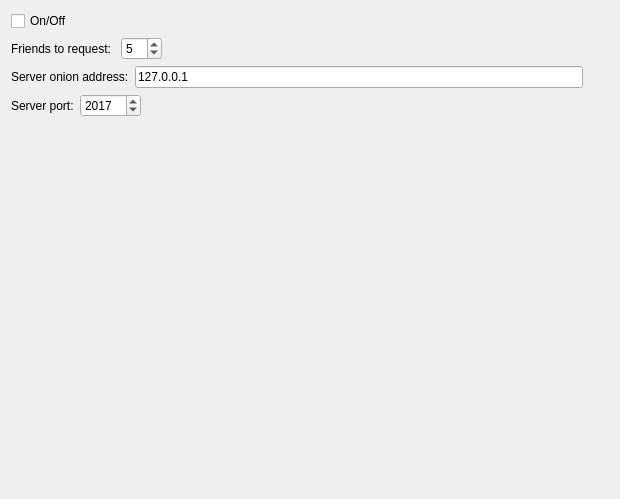
RetroShare/RetroShare, file retroshare-gui/src/gui/FriendServerControl.ui: the form before one commit.
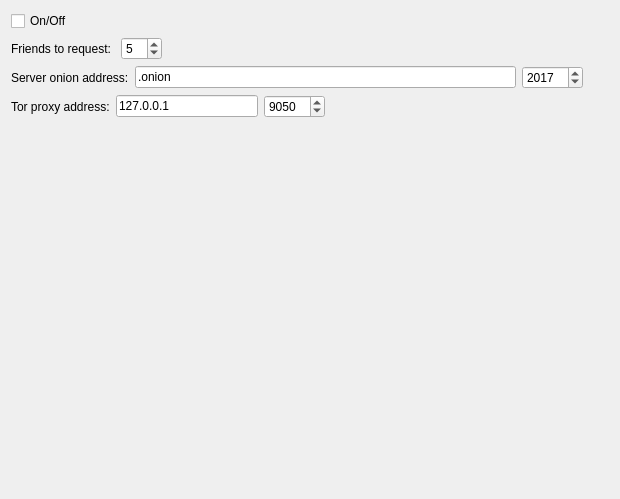
The form after the commit.

Commit message: added ifdef and option to enable/disable embeded friend server

```diff
--- a/retroshare-gui/src/gui/FriendServerControl.ui
+++ b/retroshare-gui/src/gui/FriendServerControl.ui
@@ -73,7 +73,20 @@
         </sizepolicy>
        </property>
        <property name="text">
-        <string>127.0.0.1</string>
+        <string>.onion</string>
+       </property>
+      </widget>
+     </item>
+     <item>
+      <widget class="QSpinBox" name="torServerPort_SB">
+       <property name="minimum">
+        <number>1025</number>
+       </property>
+       <property name="maximum">
+        <number>65536</number>
+       </property>
+       <property name="value">
+        <number>2017</number>
        </property>
       </widget>
      </item>
@@ -98,23 +111,43 @@
      <item>
       <widget class="QLabel" name="label_3">
        <property name="text">
-        <string>Server port:</string>
+        <string>Tor proxy address:</string>
        </property>
       </widget>
      </item>
      <item>
-      <widget class="QSpinBox" name="torServerPort_SB">
+      <widget class="QLineEdit" name="torProxyAddress_LE">
+       <property name="text">
+        <string>127.0.0.1</string>
+       </property>
+      </widget>
+     </item>
+     <item>
+      <widget class="QSpinBox" name="torProxyPort_SB">
        <property name="minimum">
         <number>1025</number>
        </property>
        <property name="maximum">
-        <number>65536</number>
+        <number>65535</number>
        </property>
        <property name="value">
-        <number>2017</number>
+        <number>9050</number>
        </property>
       </widget>
      </item>
+     <item>
+      <spacer name="horizontalSpacer_3">
+       <property name="orientation">
+        <enum>Qt::Horizontal</enum>
+       </property>
+       <property name="sizeHint" stdset="0">
+        <size>
+         <width>40</width>
+         <height>20</height>
+        </size>
+       </property>
+      </spacer>
+     </item>
      <item>
       <spacer name="horizontalSpacer_2">
        <property name="orientation">
```
The commit also changes 6 other files.
